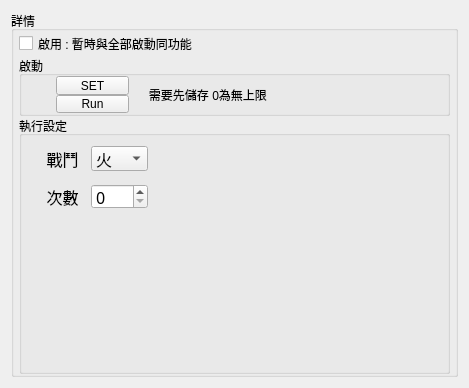
Before: the Qt Designer form Homepage/temp.ui in Jukon3234/ChatGPT_Make_me_WorkHarder, drawn with Qt 5.
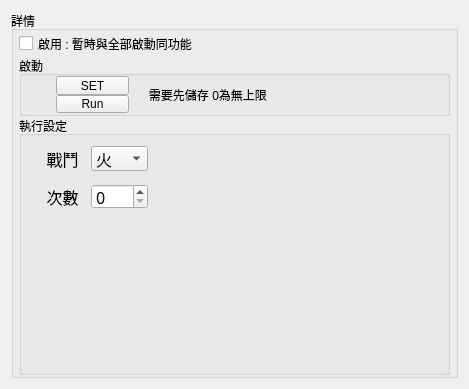
After: the same form once the commit is applied.

What changed in the file:
```diff
--- a/Homepage/temp.ui
+++ b/Homepage/temp.ui
@@ -7,14 +7,14 @@
     <x>0</x>
     <y>0</y>
     <width>469</width>
-    <height>388</height>
+    <height>389</height>
    </rect>
   </property>
   <property name="windowTitle">
    <string>Form</string>
   </property>
   <layout class="QGridLayout" name="gridLayout">
-   <item row="0" column="0">
+   <item row="1" column="0">
     <widget class="QGroupBox" name="groupBox_2">
      <property name="enabled">
       <bool>true</bool>
```
Left out of the diff: 262 changed lines with no effect on the pictures.
